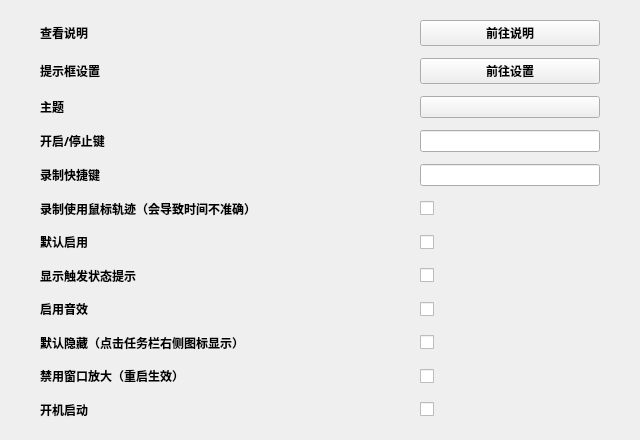
First picture: the form in source/ui/SettingsUi.ui, repository ChiyukiGana/Quickinput, before the edit.
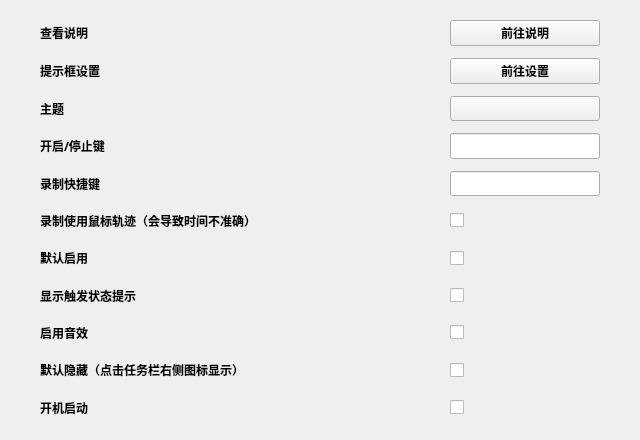
Second picture: the form after the edit. Icons and pictures are not drawn. Custom widgets are drawn as their Qt base class.

The edit to the form file:
```diff
--- a/source/ui/SettingsUi.ui
+++ b/source/ui/SettingsUi.ui
@@ -48,7 +48,7 @@
     <number>0</number>
    </property>
    <item>
-    <widget class="QWidget" name="clientWidget" native="true">
+    <widget class="QWidget" name="content_widget" native="true">
      <property name="styleSheet">
       <string notr="true"/>
      </property>
@@ -69,7 +69,7 @@
        <number>20</number>
       </property>
       <item>
-       <layout class="QGridLayout" name="gridLayout" columnminimumwidth="380,0">
+       <layout class="QGridLayout" name="content_box" columnminimumwidth="0,0,150">
         <property name="sizeConstraint">
          <enum>QLayout::SetDefaultConstraint</enum>
         </property>
@@ -91,118 +91,8 @@
         <property name="verticalSpacing">
          <number>12</number>
         </property>
-        <item row="11" column="1">
-         <widget class="QCheckBox" name="chbStart">
-          <property name="sizePolicy">
-           <sizepolicy hsizetype="Preferred" vsizetype="Preferred">
-            <horstretch>0</horstretch>
-            <verstretch>0</verstretch>
-           </sizepolicy>
-          </property>
-          <property name="font">
-           <font>
-            <family>Microsoft YaHei</family>
-            <weight>75</weight>
-            <bold>true</bold>
-           </font>
-          </property>
-          <property name="focusPolicy">
-           <enum>Qt::ClickFocus</enum>
-          </property>
-          <property name="layoutDirection">
-           <enum>Qt::LeftToRight</enum>
-          </property>
-          <property name="text">
-           <string/>
-          </property>
-          <property name="checkable">
-           <bool>true</bool>
-          </property>
-          <property name="autoRepeat">
-           <bool>false</bool>
-          </property>
-          <property name="autoExclusive">
-           <bool>false</bool>
-          </property>
-          <property name="tristate">
-           <bool>false</bool>
-          </property>
-         </widget>
-        </item>
-        <item row="0" column="1">
-         <widget class="QPushButton" name="bnReadme">
-          <property name="sizePolicy">
-           <sizepolicy hsizetype="Preferred" vsizetype="Preferred">
-            <horstretch>0</horstretch>
-            <verstretch>0</verstretch>
-           </sizepolicy>
-          </property>
-          <property name="font">
-           <font>
-            <family>Microsoft YaHei</family>
-            <weight>75</weight>
-            <bold>true</bold>
-           </font>
-          </property>
-          <property name="focusPolicy">
-           <enum>Qt::ClickFocus</enum>
-          </property>
-          <property name="styleSheet">
-           <string notr="true"/>
-          </property>
-          <property name="text">
-           <string>前往说明</string>
-          </property>
-         </widget>
-        </item>
-        <item row="7" column="0">
-         <widget class="QLabel" name="lbShowTips">
-          <property name="sizePolicy">
-           <sizepolicy hsizetype="Preferred" vsizetype="Preferred">
-            <horstretch>0</horstretch>
-            <verstretch>0</verstretch>
-           </sizepolicy>
-          </property>
-          <property name="font">
-           <font>
-            <family>Microsoft YaHei</family>
-            <weight>75</weight>
-            <bold>true</bold>
-           </font>
-          </property>
-          <property name="toolTip">
-           <string/>
-          </property>
-          <property name="text">
-           <string>显示触发状态提示</string>
-          </property>
-         </widget>
-        </item>
-        <item row="10" column="0">
-         <widget class="QLabel" name="lbZoomBlock">
-          <property name="sizePolicy">
-           <sizepolicy hsizetype="Preferred" vsizetype="Preferred">
-            <horstretch>0</horstretch>
-            <verstretch>0</verstretch>
-           </sizepolicy>
-          </property>
-          <property name="font">
-           <font>
-            <family>Microsoft YaHei</family>
-            <weight>75</weight>
-            <bold>true</bold>
-           </font>
-          </property>
-          <property name="toolTip">
-           <string/>
-          </property>
-          <property name="text">
-           <string>禁用窗口放大（重启生效）</string>
-          </property>
-         </widget>
-        </item>
-        <item row="8" column="1">
-         <widget class="QCheckBox" name="chbAudFx">
+        <item row="7" column="2">
+         <widget class="QCheckBox" name="showState_check">
           <property name="sizePolicy">
            <sizepolicy hsizetype="Preferred" vsizetype="Preferred">
             <horstretch>0</horstretch>
@@ -240,7 +130,7 @@
          </widget>
         </item>
         <item row="9" column="0">
-         <widget class="QLabel" name="lbMinMode">
+         <widget class="QLabel" name="hideDefault_label">
           <property name="sizePolicy">
            <sizepolicy hsizetype="Preferred" vsizetype="Preferred">
             <horstretch>0</horstretch>
@@ -262,160 +152,8 @@
           </property>
          </widget>
         </item>
-        <item row="7" column="1">
-         <widget class="QCheckBox" name="chbShowTips">
-          <property name="sizePolicy">
-           <sizepolicy hsizetype="Preferred" vsizetype="Preferred">
-            <horstretch>0</horstretch>
-            <verstretch>0</verstretch>
-           </sizepolicy>
-          </property>
-          <property name="font">
-           <font>
-            <family>Microsoft YaHei</family>
-            <weight>75</weight>
-            <bold>true</bold>
-           </font>
-          </property>
-          <property name="focusPolicy">
-           <enum>Qt::ClickFocus</enum>
-          </property>
-          <property name="layoutDirection">
-           <enum>Qt::LeftToRight</enum>
-          </property>
-          <property name="text">
-           <string/>
-          </property>
-          <property name="checkable">
-           <bool>true</bool>
-          </property>
-          <property name="autoRepeat">
-           <bool>false</bool>
-          </property>
-          <property name="autoExclusive">
-           <bool>false</bool>
-          </property>
-          <property name="tristate">
-           <bool>false</bool>
-          </property>
-         </widget>
-        </item>
-        <item row="3" column="1">
-         <widget class="QKeyEdit" name="hkKey">
-          <property name="sizePolicy">
-           <sizepolicy hsizetype="Preferred" vsizetype="Preferred">
-            <horstretch>0</horstretch>
-            <verstretch>0</verstretch>
-           </sizepolicy>
-          </property>
-         </widget>
-        </item>
-        <item row="8" column="0">
-         <widget class="QLabel" name="lbAudFx">
-          <property name="sizePolicy">
-           <sizepolicy hsizetype="Preferred" vsizetype="Preferred">
-            <horstretch>0</horstretch>
-            <verstretch>0</verstretch>
-           </sizepolicy>
-          </property>
-          <property name="font">
-           <font>
-            <family>Microsoft YaHei</family>
-            <weight>75</weight>
-            <bold>true</bold>
-           </font>
-          </property>
-          <property name="toolTip">
-           <string/>
-          </property>
-          <property name="text">
-           <string>启用音效</string>
-          </property>
-         </widget>
-        </item>
-        <item row="2" column="0">
-         <widget class="QLabel" name="lbTheme">
-          <property name="sizePolicy">
-           <sizepolicy hsizetype="Preferred" vsizetype="Preferred">
-            <horstretch>0</horstretch>
-            <verstretch>0</verstretch>
-           </sizepolicy>
-          </property>
-          <property name="font">
-           <font>
-            <family>Microsoft YaHei</family>
-            <weight>75</weight>
-            <bold>true</bold>
-           </font>
-          </property>
-          <property name="toolTip">
-           <string/>
-          </property>
-          <property name="text">
-           <string>主题</string>
-          </property>
-         </widget>
-        </item>
-        <item row="6" column="0">
-         <widget class="QLabel" name="lbDefOn">
-          <property name="sizePolicy">
-           <sizepolicy hsizetype="Preferred" vsizetype="Preferred">
-            <horstretch>0</horstretch>
-            <verstretch>0</verstretch>
-           </sizepolicy>
-          </property>
-          <property name="font">
-           <font>
-            <family>Microsoft YaHei</family>
-            <weight>75</weight>
-            <bold>true</bold>
-           </font>
-          </property>
-          <property name="toolTip">
-           <string/>
-          </property>
-          <property name="text">
-           <string>默认启用</string>
-          </property>
-         </widget>
-        </item>
-        <item row="2" column="1">
-         <widget class="QComboBox" name="cmbTheme">
-          <property name="sizePolicy">
-           <sizepolicy hsizetype="Preferred" vsizetype="Preferred">
-            <horstretch>0</horstretch>
-            <verstretch>0</verstretch>
-           </sizepolicy>
-          </property>
-          <property name="font">
-           <font>
-            <family>Microsoft YaHei</family>
-            <weight>75</weight>
-            <bold>true</bold>
-           </font>
-          </property>
-          <property name="focusPolicy">
-           <enum>Qt::ClickFocus</enum>
-          </property>
-          <property name="layoutDirection">
-           <enum>Qt::LeftToRight</enum>
-          </property>
-          <property name="styleSheet">
-           <string notr="true">QComboBox{padding-left:30px}QComboBox::drop-down{width:30px;border:none}QComboBox::down-arrow{image:url(:/arrow.png);width:14px;height:14px}</string>
-          </property>
-          <property name="editable">
-           <bool>false</bool>
-          </property>
-          <property name="maxCount">
-           <number>64</number>
-          </property>
-          <property name="frame">
-           <bool>false</bool>
-          </property>
-         </widget>
-        </item>
         <item row="0" column="0">
-         <widget class="QLabel" name="lbReadme">
+         <widget class="QLabel" name="readme_label">
           <property name="sizePolicy">
            <sizepolicy hsizetype="Preferred" vsizetype="Preferred">
             <horstretch>0</horstretch>
@@ -444,7 +182,7 @@
          </widget>
         </item>
         <item row="4" column="0">
-         <widget class="QLabel" name="lbRec">
+         <widget class="QLabel" name="recordKey_label">
           <property name="sizePolicy">
            <sizepolicy hsizetype="Preferred" vsizetype="Preferred">
             <horstretch>0</horstretch>
@@ -466,8 +204,8 @@
           </property>
          </widget>
         </item>
-        <item row="1" column="1">
-         <widget class="QPushButton" name="bnTboxs">
+        <item row="1" column="2">
+         <widget class="QPushButton" name="popText_button">
           <property name="sizePolicy">
            <sizepolicy hsizetype="Preferred" vsizetype="Preferred">
             <horstretch>0</horstretch>
@@ -492,8 +230,8 @@
           </property>
          </widget>
         </item>
-        <item row="11" column="0">
-         <widget class="QLabel" name="lbStart">
+        <item row="6" column="2">
+         <widget class="QCheckBox" name="enableDefault_check">
           <property name="sizePolicy">
            <sizepolicy hsizetype="Preferred" vsizetype="Preferred">
             <horstretch>0</horstretch>
@@ -507,16 +245,69 @@
             <bold>true</bold>
            </font>
           </property>
-          <property name="toolTip">
+          <property name="focusPolicy">
+           <enum>Qt::ClickFocus</enum>
+          </property>
+          <property name="layoutDirection">
+           <enum>Qt::LeftToRight</enum>
+          </property>
+          <property name="text">
            <string/>
           </property>
+          <property name="checkable">
+           <bool>true</bool>
+          </property>
+          <property name="autoRepeat">
+           <bool>false</bool>
+          </property>
+          <property name="autoExclusive">
+           <bool>false</bool>
+          </property>
+          <property name="tristate">
+           <bool>false</bool>
+          </property>
+         </widget>
+        </item>
+        <item row="10" column="2">
+         <widget class="QCheckBox" name="start_check">
+          <property name="sizePolicy">
+           <sizepolicy hsizetype="Preferred" vsizetype="Preferred">
+            <horstretch>0</horstretch>
+            <verstretch>0</verstretch>
+           </sizepolicy>
+          </property>
+          <property name="font">
+           <font>
+            <family>Microsoft YaHei</family>
+            <weight>75</weight>
+            <bold>true</bold>
+           </font>
+          </property>
+          <property name="focusPolicy">
+           <enum>Qt::ClickFocus</enum>
+          </property>
+          <property name="layoutDirection">
+           <enum>Qt::LeftToRight</enum>
+          </property>
           <property name="text">
-           <string>开机启动</string>
+           <string/>
+          </property>
+          <property name="checkable">
+           <bool>true</bool>
+          </property>
+          <property name="autoRepeat">
+           <bool>false</bool>
+          </property>
+          <property name="autoExclusive">
+           <bool>false</bool>
+          </property>
+          <property name="tristate">
+           <bool>false</bool>
           </property>
          </widget>
         </item>
         <item row="1" column="0">
-         <widget class="QLabel" name="lbTboxs">
+         <widget class="QLabel" name="popText_label">
           <property name="sizePolicy">
            <sizepolicy hsizetype="Preferred" vsizetype="Preferred">
             <horstretch>0</horstretch>
@@ -538,8 +329,8 @@
           </property>
          </widget>
         </item>
-        <item row="6" column="1">
-         <widget class="QCheckBox" name="chbDefOn">
+        <item row="2" column="0">
+         <widget class="QLabel" name="theme_label">
           <property name="sizePolicy">
            <sizepolicy hsizetype="Preferred" vsizetype="Preferred">
             <horstretch>0</horstretch>
@@ -553,41 +344,42 @@
             <bold>true</bold>
            </font>
           </property>
-          <property name="focusPolicy">
-           <enum>Qt::ClickFocus</enum>
+          <property name="toolTip">
+           <string/>
           </property>
-          <property name="layoutDirection">
-           <enum>Qt::LeftToRight</enum>
-          </property>
           <property name="text">
-           <string/>
+           <string>主题</string>
           </property>
-          <property name="checkable">
-           <bool>true</bool>
-          </property>
-          <property name="autoRepeat">
-           <bool>false</bool>
-          </property>
-          <property name="autoExclusive">
-           <bool>false</bool>
-          </property>
-          <property name="tristate">
-           <bool>false</bool>
-          </property>
          </widget>
         </item>
-        <item row="4" column="1">
-         <widget class="QKeyEdit" name="hkRec">
+        <item row="0" column="2">
+         <widget class="QPushButton" name="readme_button">
           <property name="sizePolicy">
            <sizepolicy hsizetype="Preferred" vsizetype="Preferred">
             <horstretch>0</horstretch>
             <verstretch>0</verstretch>
            </sizepolicy>
           </property>
+          <property name="font">
+           <font>
+            <family>Microsoft YaHei</family>
+            <weight>75</weight>
+            <bold>true</bold>
+           </font>
+          </property>
+          <property name="focusPolicy">
+           <enum>Qt::ClickFocus</enum>
+          </property>
+          <property name="styleSheet">
+           <string notr="true"/>
+          </property>
+          <property name="text">
+           <string>前往说明</string>
+          </property>
          </widget>
         </item>
-        <item row="10" column="1">
-         <widget class="QCheckBox" name="chbScaleBlock">
+        <item row="10" column="0">
+         <widget class="QLabel" name="start_label">
           <property name="sizePolicy">
            <sizepolicy hsizetype="Preferred" vsizetype="Preferred">
             <horstretch>0</horstretch>
@@ -601,31 +393,16 @@
             <bold>true</bold>
            </font>
           </property>
-          <property name="focusPolicy">
-           <enum>Qt::ClickFocus</enum>
+          <property name="toolTip">
+           <string/>
           </property>
-          <property name="layoutDirection">
-           <enum>Qt::LeftToRight</enum>
-          </property>
           <property name="text">
-           <string/>
+           <string>开机启动</string>
           </property>
-          <property name="checkable">
-           <bool>true</bool>
-          </property>
-          <property name="autoRepeat">
-           <bool>false</bool>
-          </property>
-          <property name="autoExclusive">
-           <bool>false</bool>
-          </property>
-          <property name="tristate">
-           <bool>false</bool>
-          </property>
          </widget>
         </item>
-        <item row="9" column="1">
-         <widget class="QCheckBox" name="chbMinMode">
+        <item row="8" column="2">
+         <widget class="QCheckBox" name="sound_check">
           <property name="sizePolicy">
            <sizepolicy hsizetype="Preferred" vsizetype="Preferred">
             <horstretch>0</horstretch>
@@ -662,31 +439,18 @@
           </property>
          </widget>
         </item>
-        <item row="5" column="0">
-         <widget class="QLabel" name="lbRecTrack">
+        <item row="3" column="2">
+         <widget class="QKeyEdit" name="stateKey_keyedit">
           <property name="sizePolicy">
            <sizepolicy hsizetype="Preferred" vsizetype="Preferred">
             <horstretch>0</horstretch>
             <verstretch>0</verstretch>
            </sizepolicy>
           </property>
-          <property name="font">
-           <font>
-            <family>Microsoft YaHei</family>
-            <weight>75</weight>
-            <bold>true</bold>
-           </font>
-          </property>
-          <property name="toolTip">
-           <string/>
-          </property>
-          <property name="text">
-           <string>录制使用鼠标轨迹（会导致时间不准确）</string>
-          </property>
          </widget>
         </item>
         <item row="3" column="0">
-         <widget class="QLabel" name="lbKey">
+         <widget class="QLabel" name="stateKey_label">
           <property name="sizePolicy">
            <sizepolicy hsizetype="Preferred" vsizetype="Preferred">
             <horstretch>0</horstretch>
@@ -708,8 +472,8 @@
           </property>
          </widget>
         </item>
-        <item row="5" column="1">
-         <widget class="QCheckBox" name="chbRecTrack">
+        <item row="5" column="2">
+         <widget class="QCheckBox" name="recordTrack_check">
           <property name="sizePolicy">
            <sizepolicy hsizetype="Preferred" vsizetype="Preferred">
             <horstretch>0</horstretch>
@@ -746,6 +510,194 @@
           </property>
          </widget>
         </item>
+        <item row="4" column="2">
+         <widget class="QKeyEdit" name="recordKey_keyedit">
+          <property name="sizePolicy">
+           <sizepolicy hsizetype="Preferred" vsizetype="Preferred">
+            <horstretch>0</horstretch>
+            <verstretch>0</verstretch>
+           </sizepolicy>
+          </property>
+         </widget>
+        </item>
+        <item row="9" column="2">
+         <widget class="QCheckBox" name="hideDefault_check">
+          <property name="sizePolicy">
+           <sizepolicy hsizetype="Preferred" vsizetype="Preferred">
+            <horstretch>0</horstretch>
+            <verstretch>0</verstretch>
+           </sizepolicy>
+          </property>
+          <property name="font">
+           <font>
+            <family>Microsoft YaHei</family>
+            <weight>75</weight>
+            <bold>true</bold>
+           </font>
+          </property>
+          <property name="focusPolicy">
+           <enum>Qt::ClickFocus</enum>
+          </property>
+          <property name="layoutDirection">
+           <enum>Qt::LeftToRight</enum>
+          </property>
+          <property name="text">
+           <string/>
+          </property>
+          <property name="checkable">
+           <bool>true</bool>
+          </property>
+          <property name="autoRepeat">
+           <bool>false</bool>
+          </property>
+          <property name="autoExclusive">
+           <bool>false</bool>
+          </property>
+          <property name="tristate">
+           <bool>false</bool>
+          </property>
+         </widget>
+        </item>
+        <item row="2" column="2">
+         <widget class="QComboBox" name="theme_combo">
+          <property name="sizePolicy">
+           <sizepolicy hsizetype="Preferred" vsizetype="Preferred">
+            <horstretch>0</horstretch>
+            <verstretch>0</verstretch>
+           </sizepolicy>
+          </property>
+          <property name="font">
+           <font>
+            <family>Microsoft YaHei</family>
+            <weight>75</weight>
+            <bold>true</bold>
+           </font>
+          </property>
+          <property name="focusPolicy">
+           <enum>Qt::ClickFocus</enum>
+          </property>
+          <property name="layoutDirection">
+           <enum>Qt::LeftToRight</enum>
+          </property>
+          <property name="styleSheet">
+           <string notr="true">QComboBox{padding-left:30px}QComboBox::drop-down{width:30px;border:none}QComboBox::down-arrow{image:url(:/arrow.png);width:14px;height:14px}</string>
+          </property>
+          <property name="editable">
+           <bool>false</bool>
+          </property>
+          <property name="maxCount">
+           <number>64</number>
+          </property>
+          <property name="frame">
+           <bool>false</bool>
+          </property>
+         </widget>
+        </item>
+        <item row="8" column="0">
+         <widget class="QLabel" name="sound_label">
+          <property name="sizePolicy">
+           <sizepolicy hsizetype="Preferred" vsizetype="Preferred">
+            <horstretch>0</horstretch>
+            <verstretch>0</verstretch>
+           </sizepolicy>
+          </property>
+          <property name="font">
+           <font>
+            <family>Microsoft YaHei</family>
+            <weight>75</weight>
+            <bold>true</bold>
+           </font>
+          </property>
+          <property name="toolTip">
+           <string/>
+          </property>
+          <property name="text">
+           <string>启用音效</string>
+          </property>
+         </widget>
+        </item>
+        <item row="5" column="0">
+         <widget class="QLabel" name="recordTrack_label">
+          <property name="sizePolicy">
+           <sizepolicy hsizetype="Preferred" vsizetype="Preferred">
+            <horstretch>0</horstretch>
+            <verstretch>0</verstretch>
+           </sizepolicy>
+          </property>
+          <property name="font">
+           <font>
+            <family>Microsoft YaHei</family>
+            <weight>75</weight>
+            <bold>true</bold>
+           </font>
+          </property>
+          <property name="toolTip">
+           <string/>
+          </property>
+          <property name="text">
+           <string>录制使用鼠标轨迹（会导致时间不准确）</string>
+          </property>
+         </widget>
+        </item>
+        <item row="6" column="0">
+         <widget class="QLabel" name="enableDefault_label">
+          <property name="sizePolicy">
+           <sizepolicy hsizetype="Preferred" vsizetype="Preferred">
+            <horstretch>0</horstretch>
+            <verstretch>0</verstretch>
+           </sizepolicy>
+          </property>
+          <property name="font">
+           <font>
+            <family>Microsoft YaHei</family>
+            <weight>75</weight>
+            <bold>true</bold>
+           </font>
+          </property>
+          <property name="toolTip">
+           <string/>
+          </property>
+          <property name="text">
+           <string>默认启用</string>
+          </property>
+         </widget>
+        </item>
+        <item row="7" column="0">
+         <widget class="QLabel" name="showState_label">
+          <property name="sizePolicy">
+           <sizepolicy hsizetype="Preferred" vsizetype="Preferred">
+            <horstretch>0</horstretch>
+            <verstretch>0</verstretch>
+           </sizepolicy>
+          </property>
+          <property name="font">
+           <font>
+            <family>Microsoft YaHei</family>
+            <weight>75</weight>
+            <bold>true</bold>
+           </font>
+          </property>
+          <property name="toolTip">
+           <string/>
+          </property>
+          <property name="text">
+           <string>显示触发状态提示</string>
+          </property>
+         </widget>
+        </item>
+        <item row="0" column="1">
+         <spacer name="content_spacer">
+          <property name="orientation">
+           <enum>Qt::Horizontal</enum>
+          </property>
+          <property name="sizeHint" stdset="0">
+           <size>
+            <width>40</width>
+            <height>20</height>
+           </size>
+          </property>
+         </spacer>
+        </item>
        </layout>
       </item>
      </layout>
```
Left out of the diff: 2 changed lines with no effect on the pictures.
